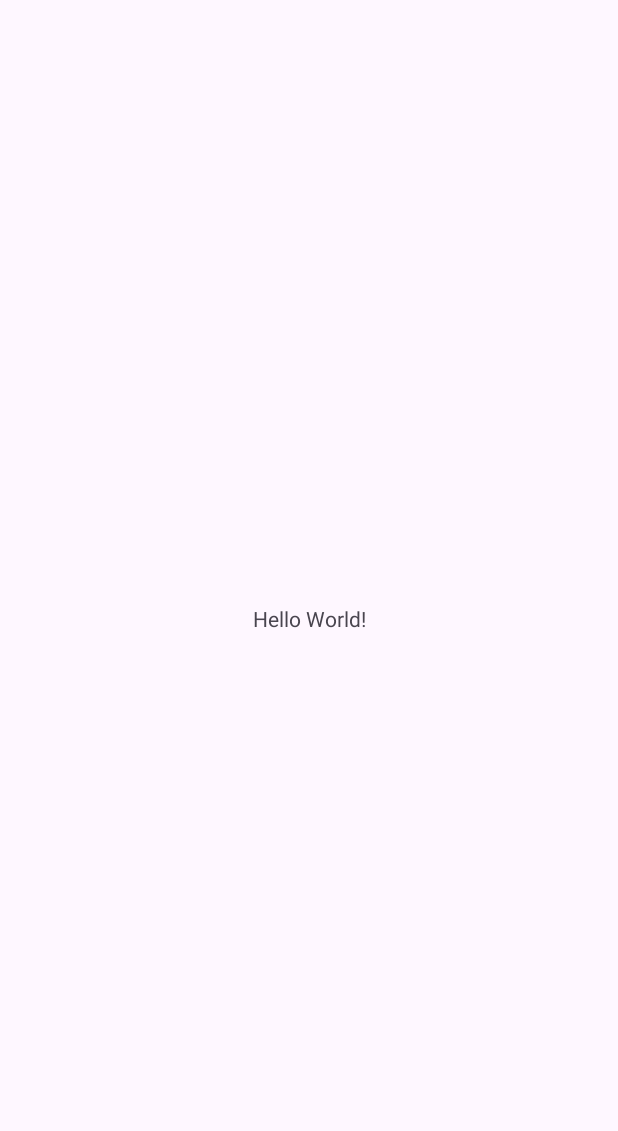
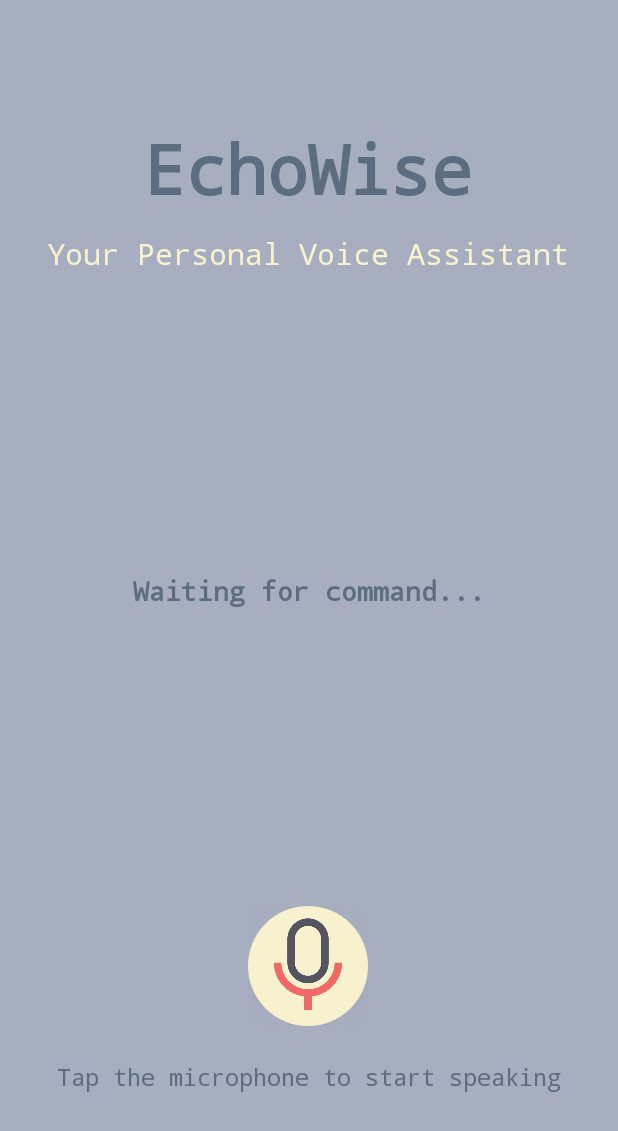
Before and after one commit to Viathorr/EchoWise, an Android app: the screen it shows after launch (MainActivity), on a phone screen of 412 x 824 dp. Before the commit the part shown is almost empty. Shown: the top 1131 px of the screen. Run offline under Robolectric (Android 15) with nearby library versions, the phone set to English and light mode, and no system bars.

Commit message:
Added main screen UI, added custom btn background and animations

```diff
--- a/app/build.gradle.kts
+++ b/app/build.gradle.kts
@@ -5,7 +5,7 @@ plugins {
 
 android {
     namespace = "com.example.echowise"
-    compileSdk = 34
+    compileSdk = 35
 
     defaultConfig {
         applicationId = "com.example.echowise"
--- a/app/src/main/java/com/example/echowise/MainActivity.kt
+++ b/app/src/main/java/com/example/echowise/MainActivity.kt
@@ -1,20 +1,48 @@
 package com.example.echowise
 
+import android.annotation.SuppressLint
 import android.os.Bundle
+import android.os.Handler
+import android.os.Looper
+import android.widget.TextView
 import androidx.activity.enableEdgeToEdge
 import androidx.appcompat.app.AppCompatActivity
-import androidx.core.view.ViewCompat
-import androidx.core.view.WindowInsetsCompat
 
 class MainActivity : AppCompatActivity() {
+    private lateinit var responseLog: TextView
+    private lateinit var instructionTextView: TextView
+
+    private var dotCount = 0
+    private val dots = "..."
+
     override fun onCreate(savedInstanceState: Bundle?) {
         super.onCreate(savedInstanceState)
         enableEdgeToEdge()
         setContentView(R.layout.activity_main)
-        ViewCompat.setOnApplyWindowInsetsListener(findViewById(R.id.main)) { v, insets ->
-            val systemBars = insets.getInsets(WindowInsetsCompat.Type.systemBars())
-            v.setPadding(systemBars.left, systemBars.top, systemBars.right, systemBars.bottom)
-            insets
+
+        responseLog = findViewById(R.id.responseLog)
+        instructionTextView = findViewById(R.id.instruction)
+
+        startTextViewAnimations()
+    }
+
+    private fun startTextViewAnimations() {
+        val fadeAnimation = android.view.animation.AnimationUtils.loadAnimation(this, R.anim.dots_animation)
+        instructionTextView.startAnimation(fadeAnimation)
+
+        val handler = Handler(Looper.getMainLooper())
+        val runnable = object : Runnable {
+            @SuppressLint("SetTextI18n")
+            override fun run() {
+                if (dotCount < 3) {
+                    responseLog.text = "Waiting for command" + dots.substring(0, ++dotCount)
+                } else {
+                    dotCount = 0
+                    responseLog.text = "Waiting for command"
+                }
+                handler.postDelayed(this, 500)
+            }
         }
+        handler.post(runnable)
     }
 }
--- /dev/null
+++ b/app/src/main/res/anim/dots_animation.xml
@@ -0,0 +1,7 @@
+<?xml version="1.0" encoding="utf-8"?>
+<alpha xmlns:android="http://schemas.android.com/apk/res/android"
+    android:duration="1000"
+    android:fromAlpha="0"
+    android:toAlpha="1"
+    android:repeatMode="reverse"
+    android:repeatCount="infinite" />
--- /dev/null
+++ b/app/src/main/res/drawable/circular_button_background.xml
@@ -0,0 +1,7 @@
+<?xml version="1.0" encoding="utf-8"?>
+<shape xmlns:android="http://schemas.android.com/apk/res/android">
+<!--    <solid android:color="#C5D3E8" />-->
+    <solid android:color="#F8F2CF" />
+    <size android:width="90dp" android:height="90dp" />
+    <corners android:radius="45dp" />
+</shape>
--- a/app/src/main/res/layout/activity_main.xml
+++ b/app/src/main/res/layout/activity_main.xml
@@ -8,12 +8,81 @@
     tools:context=".MainActivity">
 
     <TextView
+        android:id="@+id/title"
         android:layout_width="wrap_content"
         android:layout_height="wrap_content"
-        android:text="Hello World!"
+        android:fontFamily="monospace"
+        android:text="@string/echowise"
+        android:textColor="#5C6D81"
+        android:textSize="45sp"
+        android:textStyle="bold"
+        app:layout_constraintBottom_toBottomOf="parent"
+        app:layout_constraintEnd_toEndOf="parent"
+        app:layout_constraintHorizontal_bias="0.497"
+        app:layout_constraintStart_toStartOf="parent"
+        app:layout_constraintTop_toTopOf="parent"
+        app:layout_constraintVertical_bias="0.107" />
+
+    <TextView
+        android:id="@+id/tagline"
+        android:layout_width="wrap_content"
+        android:layout_height="wrap_content"
+        android:layout_below="@id/title"
+        android:fontFamily="monospace"
+        android:text="@string/your_personal_voice_assistant"
+        android:textColor="#F8F2CF"
+        android:textSize="20sp"
+        app:layout_constraintBottom_toBottomOf="parent"
+        app:layout_constraintEnd_toEndOf="parent"
+        app:layout_constraintHorizontal_bias="0.491"
+        app:layout_constraintStart_toStartOf="parent"
+        app:layout_constraintTop_toBottomOf="@+id/title"
+        app:layout_constraintVertical_bias="0.019" />
+
+    <TextView
+        android:id="@+id/responseLog"
+        android:layout_width="wrap_content"
+        android:layout_height="wrap_content"
+        android:layout_alignParentBottom="true"
+        android:fontFamily="monospace"
+        android:text="@string/waiting_for_command"
+        android:textStyle="bold"
+        android:textColor="#5C6D81"
+        android:textSize="18sp"
+        app:layout_constraintBottom_toTopOf="@+id/recordButton"
+        app:layout_constraintEnd_toEndOf="parent"
+        app:layout_constraintStart_toStartOf="parent"
+        app:layout_constraintTop_toBottomOf="@+id/tagline" />
+
+    <ImageButton
+        android:id="@+id/recordButton"
+        android:layout_width="80dp"
+        android:layout_height="80dp"
+        android:layout_centerInParent="true"
+        android:background="@drawable/circular_button_background"
+        android:contentDescription="@string/record_voice"
+        android:scaleType="centerInside"
+        android:src="@drawable/ic_mic_red"
+        app:layout_constraintBottom_toBottomOf="parent"
+        app:layout_constraintEnd_toEndOf="parent"
+        app:layout_constraintHorizontal_bias="0.498"
+        app:layout_constraintStart_toStartOf="parent"
+        app:layout_constraintTop_toBottomOf="@+id/tagline"
+        app:layout_constraintVertical_bias="0.75" />
+
+    <TextView
+        android:id="@+id/instruction"
+        android:layout_width="wrap_content"
+        android:layout_height="wrap_content"
+        android:layout_below="@id/recordButton"
+        android:fontFamily="monospace"
+        android:text="@string/tap_the_microphone_to_start_speaking"
+        android:textColor="#5C6D81"
+        android:textSize="16sp"
         app:layout_constraintBottom_toBottomOf="parent"
         app:layout_constraintEnd_toEndOf="parent"
         app:layout_constraintStart_toStartOf="parent"
-        app:layout_constraintTop_toTopOf="parent" />
+        app:layout_constraintTop_toBottomOf="@+id/recordButton"
+        app:layout_constraintVertical_bias="0.193" />
 
 </androidx.constraintlayout.widget.ConstraintLayout>
--- a/app/src/main/res/values/strings.xml
+++ b/app/src/main/res/values/strings.xml
@@ -1,3 +1,8 @@
 <resources>
     <string name="app_name">EchoWise</string>
+    <string name="echowise">EchoWise</string>
+    <string name="your_personal_voice_assistant">Your Personal Voice Assistant</string>
+    <string name="record_voice">Record Voice</string>
+    <string name="tap_the_microphone_to_start_speaking">Tap the microphone to start speaking</string>
+    <string name="waiting_for_command">Waiting for command</string>
 </resources>
--- a/app/src/main/res/values/themes.xml
+++ b/app/src/main/res/values/themes.xml
@@ -2,7 +2,7 @@
     <!-- Base application theme. -->
     <style name="Base.Theme.EchoWise" parent="Theme.Material3.DayNight.NoActionBar">
         <!-- Customize your light theme here. -->
-        <!-- <item name="colorPrimary">@color/my_light_primary</item> -->
+        <item name="android:colorBackground">#A6AEBF</item>
     </style>
 
     <style name="Theme.EchoWise" parent="Base.Theme.EchoWise" />
```
Also changed, not shown: app/src/main/res/drawable/ic_mic_red.webp (added).
